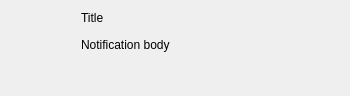
Above: src/plugins/kinotify/kinotifywidget.ui from 0xd34df00d/leechcraft before the change. Below: the same form after it.
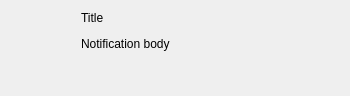
That is the form after the change.

Commit message: [Kinotify] Take the notification body as a `RichTextString`

Patch:
```diff
--- a/src/plugins/kinotify/kinotifywidget.ui
+++ b/src/plugins/kinotify/kinotifywidget.ui
@@ -93,6 +93,9 @@
          <property name="text">
           <string notr="true">Notification body</string>
          </property>
+         <property name="textFormat">
+          <enum>Qt::RichText</enum>
+         </property>
          <property name="wordWrap">
           <bool>true</bool>
          </property>
```
The commit also changes 4 other files.
